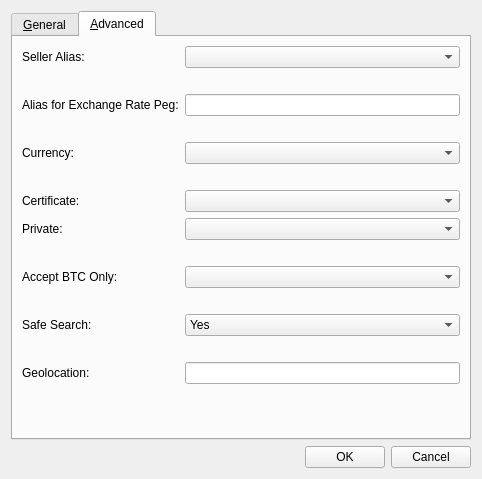
Above: src/qt/forms/editofferdialog.ui from willyko/syscoin2 before the change. Below: the same form after it.
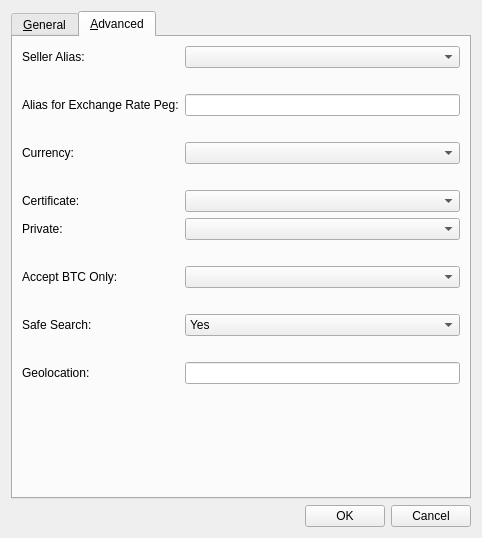
That is the form after the change. The open tabs and pages were chosen to show the change.

```diff
--- a/src/qt/forms/editofferdialog.ui
+++ b/src/qt/forms/editofferdialog.ui
@@ -7,7 +7,7 @@
     <x>0</x>
     <y>0</y>
     <width>482</width>
-    <height>479</height>
+    <height>538</height>
    </rect>
   </property>
   <property name="windowTitle">
```
Left out of the diff: 2 changed lines with no effect on the pictures.
